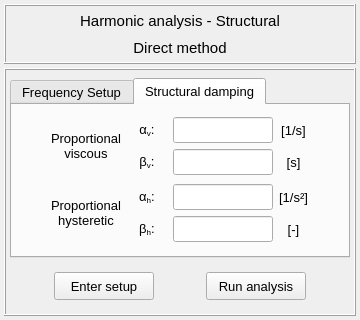
Qt form vibra/interface/data/ui_files/analysis/structural/harmonic_analysis_direct_method.ui (MOPT-UFSC/VIBRA) before a commit.
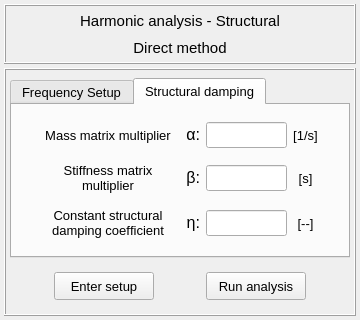
The same form after that commit. The open tabs and pages were chosen to show the change. Icons and pictures are not drawn.

Commit message: Correct the structural damping models

Diff of the .ui file:
```diff
--- a/vibra/interface/data/ui_files/analysis/structural/harmonic_analysis_direct_method.ui
+++ b/vibra/interface/data/ui_files/analysis/structural/harmonic_analysis_direct_method.ui
@@ -173,8 +173,118 @@
       <property name="verticalSpacing">
        <number>4</number>
       </property>
+      <item row="1" column="0">
+       <widget class="QFrame" name="frame_buttons">
+        <property name="minimumSize">
+         <size>
+          <width>0</width>
+          <height>48</height>
+         </size>
+        </property>
+        <property name="maximumSize">
+         <size>
+          <width>360</width>
+          <height>48</height>
+         </size>
+        </property>
+        <property name="frameShape">
+         <enum>QFrame::NoFrame</enum>
+        </property>
+        <property name="frameShadow">
+         <enum>QFrame::Raised</enum>
+        </property>
+        <layout class="QGridLayout" name="gridLayout_3">
+         <property name="leftMargin">
+          <number>4</number>
+         </property>
+         <property name="topMargin">
+          <number>4</number>
+         </property>
+         <property name="rightMargin">
+          <number>4</number>
+         </property>
+         <property name="bottomMargin">
+          <number>4</number>
+         </property>
+         <property name="horizontalSpacing">
+          <number>12</number>
+         </property>
+         <property name="verticalSpacing">
+          <number>4</number>
+         </property>
+         <item row="0" column="1">
+          <widget class="QPushButton" name="pushButton_run_analysis">
+           <property name="minimumSize">
+            <size>
+             <width>100</width>
+             <height>28</height>
+            </size>
+           </property>
+           <property name="maximumSize">
+            <size>
+             <width>100</width>
+             <height>28</height>
+            </size>
+           </property>
+           <property name="font">
+            <font>
+             <family>MS Shell Dlg 2</family>
+             <pointsize>10</pointsize>
+             <weight>50</weight>
+             <italic>false</italic>
+             <bold>false</bold>
+            </font>
+           </property>
+           <property name="styleSheet">
+            <string notr="true"/>
+           </property>
+           <property name="text">
+            <string>Run analysis</string>
+           </property>
+           <property name="autoDefault">
+            <bool>false</bool>
+           </property>
+          </widget>
+         </item>
       <item row="0" column="0">
-       <widget class="QTabWidget" name="tabWidget">
+          <widget class="QPushButton" name="pushButton_enter_setup">
+           <property name="minimumSize">
+            <size>
+             <width>100</width>
+             <height>28</height>
+            </size>
+           </property>
+           <property name="maximumSize">
+            <size>
+             <width>100</width>
+             <height>28</height>
+            </size>
+           </property>
+           <property name="font">
+            <font>
+             <family>MS Shell Dlg 2</family>
+             <pointsize>10</pointsize>
+             <weight>50</weight>
+             <italic>false</italic>
+             <bold>false</bold>
+            </font>
+           </property>
+           <property name="styleSheet">
+            <string notr="true"/>
+           </property>
+           <property name="text">
+            <string>Enter setup</string>
+           </property>
+           <property name="autoDefault">
+            <bool>false</bool>
+           </property>
+          </widget>
+         </item>
+        </layout>
+       </widget>
+      </item>
+      <item row="0" column="0">
+       <widget class="QTabWidget" name="tabWidget_main">
         <property name="minimumSize">
          <size>
           <width>0</width>
@@ -506,149 +616,61 @@
           </item>
          </layout>
         </widget>
-        <widget class="QWidget" name="widget">
+        <widget class="QWidget" name="tab_damping">
          <attribute name="title">
           <string>Structural damping</string>
          </attribute>
          <layout class="QGridLayout" name="gridLayout_4">
-          <item row="0" column="4">
-           <layout class="QGridLayout" name="gridLayout_12">
-            <item row="0" column="0">
-             <widget class="QLabel" name="label_15">
-              <property name="minimumSize">
-               <size>
-                <width>0</width>
-                <height>26</height>
-               </size>
-              </property>
-              <property name="maximumSize">
-               <size>
-                <width>16777215</width>
-                <height>26</height>
-               </size>
-              </property>
-              <property name="font">
-               <font>
-                <family>MS Shell Dlg 2</family>
-                <pointsize>10</pointsize>
-                <weight>50</weight>
-                <italic>false</italic>
-                <bold>false</bold>
-               </font>
-              </property>
-              <property name="text">
-               <string>[1/s]</string>
-              </property>
-              <property name="alignment">
-               <set>Qt::AlignCenter</set>
-              </property>
-             </widget>
-            </item>
-            <item row="1" column="0">
-             <widget class="QLabel" name="label_14">
-              <property name="minimumSize">
-               <size>
-                <width>0</width>
-                <height>26</height>
-               </size>
-              </property>
-              <property name="maximumSize">
-               <size>
-                <width>16777215</width>
-                <height>26</height>
-               </size>
-              </property>
-              <property name="font">
-               <font>
-                <family>MS Shell Dlg 2</family>
-                <pointsize>10</pointsize>
-                <weight>50</weight>
-                <italic>false</italic>
-                <bold>false</bold>
-               </font>
-              </property>
-              <property name="text">
-               <string>[s]</string>
-              </property>
-              <property name="alignment">
-               <set>Qt::AlignCenter</set>
-              </property>
-             </widget>
-            </item>
-           </layout>
-          </item>
-          <item row="0" column="2">
-           <layout class="QGridLayout" name="gridLayout_15">
-            <item row="0" column="0">
-             <widget class="QLabel" name="label_10">
+          <property name="leftMargin">
+           <number>6</number>
+          </property>
+          <property name="topMargin">
+           <number>4</number>
+          </property>
+          <property name="rightMargin">
+           <number>6</number>
+          </property>
+          <property name="bottomMargin">
+           <number>4</number>
+          </property>
+          <item row="1" column="5">
+           <widget class="QFrame" name="frame_dampings">
+            <property name="frameShape">
+             <enum>QFrame::NoFrame</enum>
+            </property>
+            <property name="frameShadow">
+             <enum>QFrame::Raised</enum>
+            </property>
+            <layout class="QGridLayout" name="gridLayout_6">
+             <property name="leftMargin">
+              <number>4</number>
+             </property>
+             <property name="topMargin">
+              <number>4</number>
+             </property>
+             <property name="rightMargin">
+              <number>4</number>
+             </property>
+             <property name="bottomMargin">
+              <number>4</number>
+             </property>
+             <item row="2" column="4">
+              <widget class="QLabel" name="label_16">
               <property name="minimumSize">
                <size>
-                <width>40</width>
+                 <width>0</width>
                 <height>26</height>
                </size>
               </property>
               <property name="maximumSize">
                <size>
-                <width>40</width>
+                 <width>16777215</width>
                 <height>26</height>
                </size>
               </property>
               <property name="font">
                <font>
-                <family>Arial</family>
-                <pointsize>11</pointsize>
-                <weight>50</weight>
-                <italic>false</italic>
-                <bold>false</bold>
-               </font>
-              </property>
-              <property name="text">
-               <string>&lt;html&gt;&lt;head/&gt;&lt;body&gt;&lt;p align=&quot;center&quot;&gt;&lt;span style=&quot; font-size:10pt;&quot;&gt;α&lt;/span&gt;&lt;span style=&quot; font-size:10pt; vertical-align:sub;&quot;&gt;v&lt;/span&gt;&lt;span style=&quot; font-size:10pt;&quot;&gt;:&lt;/span&gt;&lt;/p&gt;&lt;/body&gt;&lt;/html&gt;</string>
-              </property>
-              <property name="alignment">
-               <set>Qt::AlignCenter</set>
-              </property>
-             </widget>
-            </item>
-            <item row="1" column="0">
-             <widget class="QLabel" name="label_11">
-              <property name="minimumSize">
-               <size>
-                <width>40</width>
-                <height>26</height>
-               </size>
-              </property>
-              <property name="maximumSize">
-               <size>
-                <width>40</width>
-                <height>26</height>
-               </size>
-              </property>
-              <property name="font">
-               <font>
-                <family>Arial</family>
-                <pointsize>11</pointsize>
-                <weight>50</weight>
-                <italic>false</italic>
-                <bold>false</bold>
-               </font>
-              </property>
-              <property name="text">
-               <string>&lt;html&gt;&lt;head/&gt;&lt;body&gt;&lt;p align=&quot;center&quot;&gt;&lt;span style=&quot; font-size:10pt;&quot;&gt;β&lt;/span&gt;&lt;span style=&quot; font-size:10pt; vertical-align:sub;&quot;&gt;v&lt;/span&gt;&lt;span style=&quot; font-size:10pt;&quot;&gt;:&lt;/span&gt;&lt;/p&gt;&lt;/body&gt;&lt;/html&gt;</string>
-              </property>
-              <property name="alignment">
-               <set>Qt::AlignCenter</set>
-              </property>
-             </widget>
-            </item>
-           </layout>
-          </item>
-          <item row="0" column="1">
-           <layout class="QVBoxLayout" name="verticalLayout_5">
-            <item>
-             <widget class="QLabel" name="label_8">
-              <property name="font">
-               <font>
+                 <family>MS Shell Dlg 2</family>
                 <pointsize>10</pointsize>
                 <weight>50</weight>
                 <italic>false</italic>
@@ -656,23 +678,18 @@
                </font>
               </property>
               <property name="text">
-               <string>Proportional
-viscous</string>
+                <string>[--]</string>
               </property>
               <property name="alignment">
                <set>Qt::AlignCenter</set>
               </property>
              </widget>
             </item>
-           </layout>
-          </item>
-          <item row="1" column="3">
-           <layout class="QGridLayout" name="gridLayout_10">
-            <item row="0" column="0">
-             <widget class="QLineEdit" name="lineEdit_ah">
+             <item row="2" column="3">
+              <widget class="QLineEdit" name="lineEdit_constant_structural_coefficient">
               <property name="minimumSize">
                <size>
-                <width>100</width>
+                 <width>80</width>
                 <height>26</height>
                </size>
               </property>
@@ -698,108 +715,14 @@
               </property>
              </widget>
             </item>
-            <item row="1" column="0">
-             <widget class="QLineEdit" name="lineEdit_bh">
-              <property name="minimumSize">
-               <size>
-                <width>100</width>
-                <height>26</height>
-               </size>
-              </property>
-              <property name="maximumSize">
-               <size>
-                <width>100</width>
-                <height>26</height>
-               </size>
-              </property>
-              <property name="font">
-               <font>
-                <pointsize>10</pointsize>
-                <weight>50</weight>
-                <italic>false</italic>
-                <bold>false</bold>
-               </font>
-              </property>
-              <property name="styleSheet">
-               <string notr="true"/>
-              </property>
-              <property name="alignment">
-               <set>Qt::AlignCenter</set>
-              </property>
-             </widget>
-            </item>
-           </layout>
-          </item>
-          <item row="1" column="2">
-           <layout class="QGridLayout" name="gridLayout_14">
-            <item row="0" column="0">
-             <widget class="QLabel" name="label_13">
-              <property name="minimumSize">
-               <size>
-                <width>40</width>
-                <height>26</height>
-               </size>
-              </property>
-              <property name="maximumSize">
-               <size>
-                <width>40</width>
-                <height>26</height>
-               </size>
-              </property>
-              <property name="font">
-               <font>
-                <family>Arial</family>
-                <pointsize>11</pointsize>
-                <weight>50</weight>
-                <italic>false</italic>
-                <bold>false</bold>
-               </font>
-              </property>
-              <property name="text">
-               <string>&lt;html&gt;&lt;head/&gt;&lt;body&gt;&lt;p align=&quot;center&quot;&gt;&lt;span style=&quot; font-size:10pt;&quot;&gt;α&lt;/span&gt;&lt;span style=&quot; font-size:10pt; vertical-align:sub;&quot;&gt;h&lt;/span&gt;&lt;span style=&quot; font-size:10pt;&quot;&gt;:&lt;/span&gt;&lt;/p&gt;&lt;/body&gt;&lt;/html&gt;</string>
-              </property>
-              <property name="alignment">
-               <set>Qt::AlignCenter</set>
-              </property>
-             </widget>
-            </item>
-            <item row="1" column="0">
-             <widget class="QLabel" name="label_12">
-              <property name="minimumSize">
-               <size>
-                <width>40</width>
-                <height>26</height>
-               </size>
-              </property>
-              <property name="maximumSize">
-               <size>
-                <width>40</width>
-                <height>26</height>
-               </size>
-              </property>
-              <property name="font">
-               <font>
-                <family>Arial</family>
-                <pointsize>11</pointsize>
-                <weight>50</weight>
-                <italic>false</italic>
-                <bold>false</bold>
-               </font>
-              </property>
-              <property name="text">
-               <string>&lt;html&gt;&lt;head/&gt;&lt;body&gt;&lt;p align=&quot;center&quot;&gt;&lt;span style=&quot; font-size:10pt;&quot;&gt;β&lt;/span&gt;&lt;span style=&quot; font-size:10pt; vertical-align:sub;&quot;&gt;h&lt;/span&gt;&lt;span style=&quot; font-size:10pt;&quot;&gt;:&lt;/span&gt;&lt;/p&gt;&lt;/body&gt;&lt;/html&gt;</string>
-              </property>
-              <property name="alignment">
-               <set>Qt::AlignCenter</set>
-              </property>
-             </widget>
-            </item>
-           </layout>
-          </item>
-          <item row="1" column="1">
-           <layout class="QVBoxLayout" name="verticalLayout_6">
-            <item>
+             <item row="2" column="1">
              <widget class="QLabel" name="label_9">
+               <property name="minimumSize">
+                <size>
+                 <width>132</width>
+                 <height>0</height>
+                </size>
+               </property>
               <property name="font">
                <font>
                 <pointsize>10</pointsize>
@@ -809,79 +732,15 @@
                </font>
               </property>
               <property name="text">
-               <string>Proportional
-hysteretic</string>
+                <string>Constant structural damping coefficient</string>
               </property>
               <property name="alignment">
                <set>Qt::AlignCenter</set>
               </property>
-             </widget>
-            </item>
-           </layout>
-          </item>
-          <item row="0" column="3">
-           <layout class="QGridLayout" name="gridLayout_11">
-            <item row="0" column="0">
-             <widget class="QLineEdit" name="lineEdit_av">
-              <property name="minimumSize">
-               <size>
-                <width>100</width>
-                <height>26</height>
-               </size>
-              </property>
-              <property name="maximumSize">
-               <size>
-                <width>100</width>
-                <height>26</height>
-               </size>
-              </property>
-              <property name="font">
-               <font>
-                <pointsize>10</pointsize>
-                <weight>50</weight>
-                <italic>false</italic>
-                <bold>false</bold>
-               </font>
-              </property>
-              <property name="styleSheet">
-               <string notr="true"/>
-              </property>
-              <property name="alignment">
-               <set>Qt::AlignCenter</set>
-              </property>
-             </widget>
-            </item>
-            <item row="1" column="0">
-             <widget class="QLineEdit" name="lineEdit_bv">
-              <property name="minimumSize">
-               <size>
-                <width>100</width>
-                <height>26</height>
-               </size>
-              </property>
-              <property name="maximumSize">
-               <size>
-                <width>100</width>
-                <height>26</height>
-               </size>
-              </property>
-              <property name="font">
-               <font>
-                <pointsize>10</pointsize>
-                <weight>50</weight>
-                <italic>false</italic>
-                <bold>false</bold>
-               </font>
-              </property>
-              <property name="styleSheet">
-               <string notr="true"/>
-              </property>
-              <property name="alignment">
-               <set>Qt::AlignCenter</set>
-              </property>
-             </widget>
-            </item>
-           </layout>
+               <property name="wordWrap">
+                <bool>true</bool>
+               </property>
+              </widget>
           </item>
           <item row="0" column="5">
            <spacer name="horizontalSpacer">
@@ -896,10 +755,96 @@
             </property>
            </spacer>
           </item>
+             <item row="1" column="3">
+              <widget class="QLineEdit" name="lineEdit_stiffness_multiplier">
+               <property name="minimumSize">
+                <size>
+                 <width>80</width>
+                 <height>26</height>
+                </size>
+               </property>
+               <property name="maximumSize">
+                <size>
+                 <width>100</width>
+                 <height>26</height>
+                </size>
+               </property>
+               <property name="font">
+                <font>
+                 <pointsize>10</pointsize>
+                 <weight>50</weight>
+                 <italic>false</italic>
+                 <bold>false</bold>
+                </font>
+               </property>
+               <property name="styleSheet">
+                <string notr="true"/>
+               </property>
+               <property name="alignment">
+                <set>Qt::AlignCenter</set>
+               </property>
+              </widget>
+             </item>
+             <item row="1" column="1">
+              <widget class="QLabel" name="label_10">
+               <property name="minimumSize">
+                <size>
+                 <width>132</width>
+                 <height>0</height>
+                </size>
+               </property>
+               <property name="font">
+                <font>
+                 <pointsize>10</pointsize>
+                 <weight>50</weight>
+                 <italic>false</italic>
+                 <bold>false</bold>
+                </font>
+               </property>
+               <property name="text">
+                <string>Stiffness matrix multiplier</string>
+               </property>
+               <property name="alignment">
+                <set>Qt::AlignCenter</set>
+               </property>
+               <property name="wordWrap">
+                <bool>true</bool>
+               </property>
+              </widget>
+             </item>
+             <item row="1" column="2">
+              <widget class="QLabel" name="label_11">
+               <property name="minimumSize">
+                <size>
+                 <width>20</width>
+                 <height>26</height>
+                </size>
+               </property>
+               <property name="maximumSize">
+                <size>
+                 <width>40</width>
+                 <height>26</height>
+                </size>
+               </property>
+               <property name="font">
+                <font>
+                 <family>Arial</family>
+                 <pointsize>11</pointsize>
+                 <weight>50</weight>
+                 <italic>false</italic>
+                 <bold>false</bold>
+                </font>
+               </property>
+               <property name="text">
+                <string>&lt;html&gt;&lt;head/&gt;&lt;body&gt;&lt;p align=&quot;right&quot;&gt;&lt;span style=&quot; font-size:12pt;&quot;&gt;β:&lt;/span&gt;&lt;/p&gt;&lt;/body&gt;&lt;/html&gt;</string>
+               </property>
+               <property name="alignment">
+                <set>Qt::AlignRight|Qt::AlignTrailing|Qt::AlignVCenter</set>
+               </property>
+              </widget>
+             </item>
           <item row="1" column="4">
-           <layout class="QGridLayout" name="gridLayout_13">
-            <item row="0" column="0">
-             <widget class="QLabel" name="label_16">
+              <widget class="QLabel" name="label_14">
               <property name="minimumSize">
                <size>
                 <width>0</width>
@@ -922,17 +867,105 @@
                </font>
               </property>
               <property name="text">
-               <string>[1/s²]</string>
+                <string>[s]</string>
               </property>
               <property name="alignment">
                <set>Qt::AlignCenter</set>
               </property>
              </widget>
             </item>
-            <item row="1" column="0">
+             <item row="0" column="3">
+              <widget class="QLineEdit" name="lineEdit_mass_multiplier">
+               <property name="minimumSize">
+                <size>
+                 <width>80</width>
+                 <height>26</height>
+                </size>
+               </property>
+               <property name="maximumSize">
+                <size>
+                 <width>100</width>
+                 <height>26</height>
+                </size>
+               </property>
+               <property name="font">
+                <font>
+                 <pointsize>10</pointsize>
+                 <weight>50</weight>
+                 <italic>false</italic>
+                 <bold>false</bold>
+                </font>
+               </property>
+               <property name="styleSheet">
+                <string notr="true"/>
+               </property>
+               <property name="alignment">
+                <set>Qt::AlignCenter</set>
+               </property>
+              </widget>
+             </item>
+             <item row="0" column="2">
+              <widget class="QLabel" name="label_12">
+               <property name="minimumSize">
+                <size>
+                 <width>20</width>
+                 <height>26</height>
+                </size>
+               </property>
+               <property name="maximumSize">
+                <size>
+                 <width>40</width>
+                 <height>26</height>
+                </size>
+               </property>
+               <property name="font">
+                <font>
+                 <family>Arial</family>
+                 <pointsize>11</pointsize>
+                 <weight>50</weight>
+                 <italic>false</italic>
+                 <bold>false</bold>
+                </font>
+               </property>
+               <property name="text">
+                <string>&lt;html&gt;&lt;head/&gt;&lt;body&gt;&lt;p align=&quot;right&quot;&gt;&lt;span style=&quot; font-size:12pt;&quot;&gt;α:&lt;/span&gt;&lt;/p&gt;&lt;/body&gt;&lt;/html&gt;</string>
+               </property>
+               <property name="alignment">
+                <set>Qt::AlignRight|Qt::AlignTrailing|Qt::AlignVCenter</set>
+               </property>
+              </widget>
+             </item>
+             <item row="0" column="1">
              <widget class="QLabel" name="label_17">
               <property name="minimumSize">
                <size>
+                 <width>132</width>
+                 <height>0</height>
+                </size>
+               </property>
+               <property name="font">
+                <font>
+                 <pointsize>10</pointsize>
+                 <weight>50</weight>
+                 <italic>false</italic>
+                 <bold>false</bold>
+                </font>
+               </property>
+               <property name="text">
+                <string>Mass matrix multiplier</string>
+               </property>
+               <property name="alignment">
+                <set>Qt::AlignCenter</set>
+               </property>
+               <property name="wordWrap">
+                <bool>true</bool>
+               </property>
+              </widget>
+             </item>
+             <item row="0" column="4">
+              <widget class="QLabel" name="label_15">
+               <property name="minimumSize">
+                <size>
                 <width>0</width>
                 <height>26</height>
                </size>
@@ -953,14 +986,43 @@
                </font>
               </property>
               <property name="text">
-               <string>[-]</string>
+                <string>[1/s]</string>
               </property>
               <property name="alignment">
                <set>Qt::AlignCenter</set>
               </property>
              </widget>
             </item>
-           </layout>
+             <item row="2" column="2">
+              <widget class="QLabel" name="label_13">
+               <property name="minimumSize">
+                <size>
+                 <width>20</width>
+                 <height>26</height>
+                </size>
+               </property>
+               <property name="maximumSize">
+                <size>
+                 <width>40</width>
+                 <height>26</height>
+                </size>
+               </property>
+               <property name="font">
+                <font>
+                 <family>Arial</family>
+                 <pointsize>11</pointsize>
+                 <weight>50</weight>
+                 <italic>false</italic>
+                 <bold>false</bold>
+                </font>
+               </property>
+               <property name="text">
+                <string>&lt;html&gt;&lt;head/&gt;&lt;body&gt;&lt;p align=&quot;right&quot;&gt;&lt;span style=&quot; font-size:12pt;&quot;&gt;η:&lt;/span&gt;&lt;/p&gt;&lt;/body&gt;&lt;/html&gt;</string>
+               </property>
+               <property name="alignment">
+                <set>Qt::AlignRight|Qt::AlignTrailing|Qt::AlignVCenter</set>
+               </property>
+              </widget>
           </item>
           <item row="0" column="0">
            <spacer name="horizontalSpacer_2">
@@ -977,116 +1039,9 @@
           </item>
          </layout>
         </widget>
-       </widget>
-      </item>
-      <item row="1" column="0">
-       <widget class="QFrame" name="frame">
-        <property name="minimumSize">
-         <size>
-          <width>0</width>
-          <height>48</height>
-         </size>
-        </property>
-        <property name="maximumSize">
-         <size>
-          <width>360</width>
-          <height>48</height>
-         </size>
-        </property>
-        <property name="frameShape">
-         <enum>QFrame::NoFrame</enum>
-        </property>
-        <property name="frameShadow">
-         <enum>QFrame::Raised</enum>
-        </property>
-        <layout class="QGridLayout" name="gridLayout_3">
-         <property name="leftMargin">
-          <number>4</number>
-         </property>
-         <property name="topMargin">
-          <number>4</number>
-         </property>
-         <property name="rightMargin">
-          <number>4</number>
-         </property>
-         <property name="bottomMargin">
-          <number>4</number>
-         </property>
-         <property name="horizontalSpacing">
-          <number>12</number>
-         </property>
-         <property name="verticalSpacing">
-          <number>4</number>
-         </property>
-         <item row="0" column="1">
-          <widget class="QPushButton" name="pushButton_run_analysis">
-           <property name="minimumSize">
-            <size>
-             <width>100</width>
-             <height>28</height>
-            </size>
-           </property>
-           <property name="maximumSize">
-            <size>
-             <width>100</width>
-             <height>28</height>
-            </size>
-           </property>
-           <property name="font">
-            <font>
-             <family>MS Shell Dlg 2</family>
-             <pointsize>10</pointsize>
-             <weight>50</weight>
-             <italic>false</italic>
-             <bold>false</bold>
-            </font>
-           </property>
-           <property name="styleSheet">
-            <string notr="true"/>
-           </property>
-           <property name="text">
-            <string>Run analysis</string>
-           </property>
-           <property name="autoDefault">
-            <bool>false</bool>
-           </property>
-          </widget>
-         </item>
-         <item row="0" column="0">
-          <widget class="QPushButton" name="pushButton_enter_setup">
-           <property name="minimumSize">
-            <size>
-             <width>100</width>
-             <height>28</height>
-            </size>
-           </property>
-           <property name="maximumSize">
-            <size>
-             <width>100</width>
-             <height>28</height>
-            </size>
-           </property>
-           <property name="font">
-            <font>
-             <family>MS Shell Dlg 2</family>
-             <pointsize>10</pointsize>
-             <weight>50</weight>
-             <italic>false</italic>
-             <bold>false</bold>
-            </font>
-           </property>
-           <property name="styleSheet">
-            <string notr="true"/>
-           </property>
-           <property name="text">
-            <string>Enter setup</string>
-           </property>
-           <property name="autoDefault">
-            <bool>false</bool>
-           </property>
-          </widget>
-         </item>
-        </layout>
+          </item>
+         </layout>
+        </widget>
        </widget>
       </item>
      </layout>
```
Left out of the diff: 6 changed lines with no effect on the pictures. Lines whose indentation alone changed are shown as unchanged. The commit also changes 8 other files.
